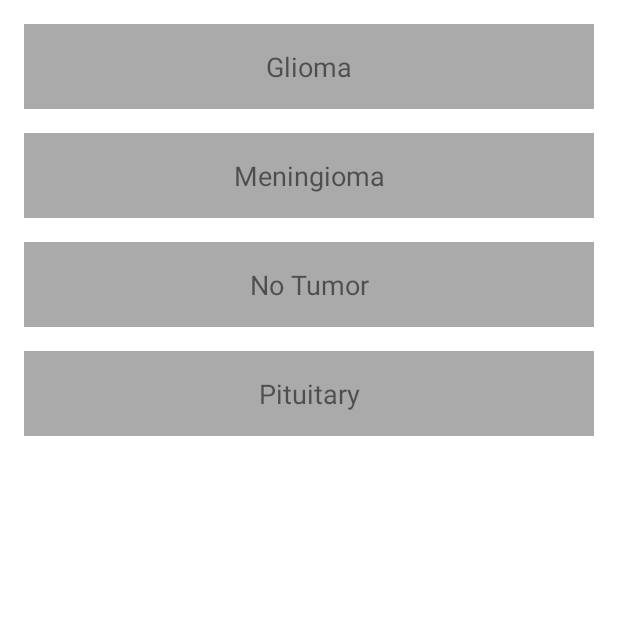
After one commit to KiLLaTeA/MRT_checker, an Android app: the Gallery screen opened directly, with no data from a screen before it, on a phone screen of 412 x 824 dp, the top half of it. The commit adds this screen. Run offline under Robolectric (Android 15) with nearby library versions, the phone set to English and light mode, and no system bars.

Commit message:
Закончил андроид приложение

```diff
--- a/app/build.gradle
+++ b/app/build.gradle
@@ -52,4 +52,7 @@ dependencies {
     implementation 'androidx.appcompat:appcompat:1.6.1'
     implementation 'androidx.constraintlayout:constraintlayout:2.1.4'
     implementation 'com.android.volley:volley:1.2.1'
+
+    implementation 'androidx.recyclerview:recyclerview:1.3.1'
+    implementation 'com.github.bumptech.glide:glide:4.16.0'
 }
--- /dev/null
+++ b/app/src/main/java/com/example/mrt_checker/FolderAdapter.java
@@ -0,0 +1,57 @@
+package com.example.mrt_checker;
+
+import android.content.Context;
+import android.content.Intent;
+import android.view.LayoutInflater;
+import android.view.View;
+import android.view.ViewGroup;
+import android.widget.TextView;
+
+import androidx.annotation.NonNull;
+import androidx.recyclerview.widget.RecyclerView;
+
+import java.util.List;
+
+public class FolderAdapter extends RecyclerView.Adapter<FolderAdapter.FolderViewHolder> {
+
+    private Context context;
+    private List<String> folderNames;
+
+    public FolderAdapter(Context context, List<String> folderNames) {
+        this.context = context;
+        this.folderNames = folderNames;
+    }
+
+    @NonNull
+    @Override
+    public FolderViewHolder onCreateViewHolder(@NonNull ViewGroup parent, int viewType) {
+        View view = LayoutInflater.from(context).inflate(R.layout.item_folder, parent, false);
+        return new FolderViewHolder(view);
+    }
+
+    @Override
+    public void onBindViewHolder(@NonNull FolderViewHolder holder, int position) {
+        String folderName = folderNames.get(position);
+        holder.folderName.setText(folderName);
+
+        holder.itemView.setOnClickListener(v -> {
+            Intent intent = new Intent(context, GalleryActivity.class);
+            intent.putExtra("folderName", folderName);
+            context.startActivity(intent);
+        });
+    }
+
+    @Override
+    public int getItemCount() {
+        return folderNames.size();
+    }
+
+    public static class FolderViewHolder extends RecyclerView.ViewHolder {
+        TextView folderName;
+
+        public FolderViewHolder(@NonNull View itemView) {
+            super(itemView);
+            folderName = itemView.findViewById(R.id.folderName);
+        }
+    }
+}
--- /dev/null
+++ b/app/src/main/java/com/example/mrt_checker/Gallery.java
@@ -0,0 +1,28 @@
+package com.example.mrt_checker;
+
+import android.os.Bundle;
+
+import androidx.appcompat.app.AppCompatActivity;
+import androidx.recyclerview.widget.LinearLayoutManager;
+import androidx.recyclerview.widget.RecyclerView;
+
+import java.util.Arrays;
+import java.util.List;
+
+public class Gallery extends AppCompatActivity {
+
+    private RecyclerView foldersRecyclerView;
+    private FolderAdapter folderAdapter;
+    private List<String> folderNames = Arrays.asList("Glioma", "Meningioma", "No Tumor", "Pituitary");
+
+    @Override
+    protected void onCreate(Bundle savedInstanceState) {
+        super.onCreate(savedInstanceState);
+        setContentView(R.layout.gallery);
+
+        foldersRecyclerView = findViewById(R.id.foldersRecyclerView);
+        foldersRecyclerView.setLayoutManager(new LinearLayoutManager(this));
+        folderAdapter = new FolderAdapter(this, folderNames);
+        foldersRecyclerView.setAdapter(folderAdapter);
+    }
+}
--- /dev/null
+++ b/app/src/main/res/layout/gallery.xml
@@ -0,0 +1,10 @@
+<RelativeLayout xmlns:android="http://schemas.android.com/apk/res/android"
+    android:layout_width="match_parent"
+    android:layout_height="match_parent">
+
+    <androidx.recyclerview.widget.RecyclerView
+        android:id="@+id/foldersRecyclerView"
+        android:layout_width="match_parent"
+        android:layout_height="wrap_content"
+        android:padding="8dp" />
+</RelativeLayout>
--- /dev/null
+++ b/app/src/main/res/layout/item_folder.xml
@@ -0,0 +1,16 @@
+<LinearLayout xmlns:android="http://schemas.android.com/apk/res/android"
+    android:layout_width="match_parent"
+    android:layout_height="wrap_content"
+    android:orientation="vertical"
+    android:padding="8dp">
+
+    <TextView
+        android:id="@+id/folderName"
+        android:layout_width="match_parent"
+        android:layout_height="wrap_content"
+        android:text="Папка"
+        android:textSize="18sp"
+        android:gravity="center"
+        android:background="@android:color/darker_gray"
+        android:padding="16dp" />
+</LinearLayout>
```
Also changed, not shown: app/src/main/AndroidManifest.xml (+8 -0 lines), app/src/main/java/com/example/mrt_checker/GalleryActivity.java (added, +68 -0 lines), app/src/main/java/com/example/mrt_checker/ImageAdapter.java (added, +56 -0 lines), app/src/main/java/com/example/mrt_checker/MainActivity.java (+43 -20 lines), app/src/main/res/layout/activity_gallery.xml (added, +10 -0 lines), app/src/main/res/layout/activity_main.xml (+2 -9 lines), app/src/main/res/layout/item_image.xml (added, +13 -0 lines), app/src/main/res/drawable/error.png (added), app/src/main/res/drawable/folder.png (added).
